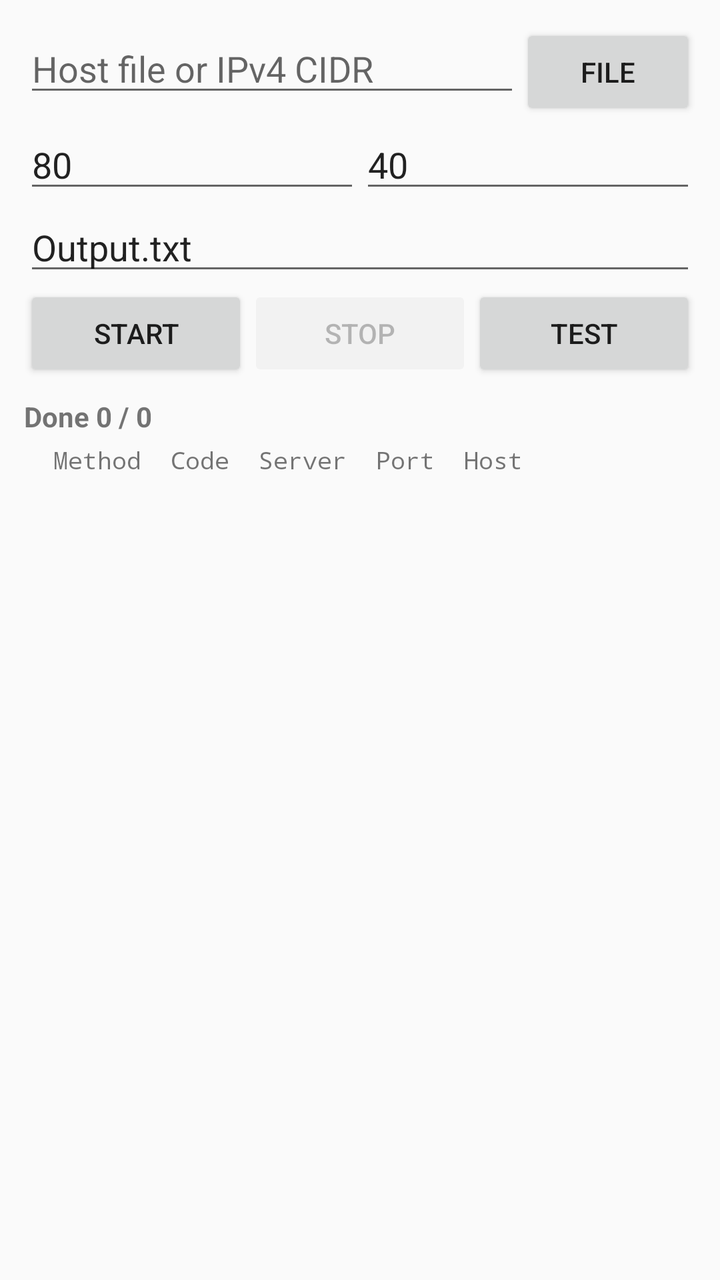
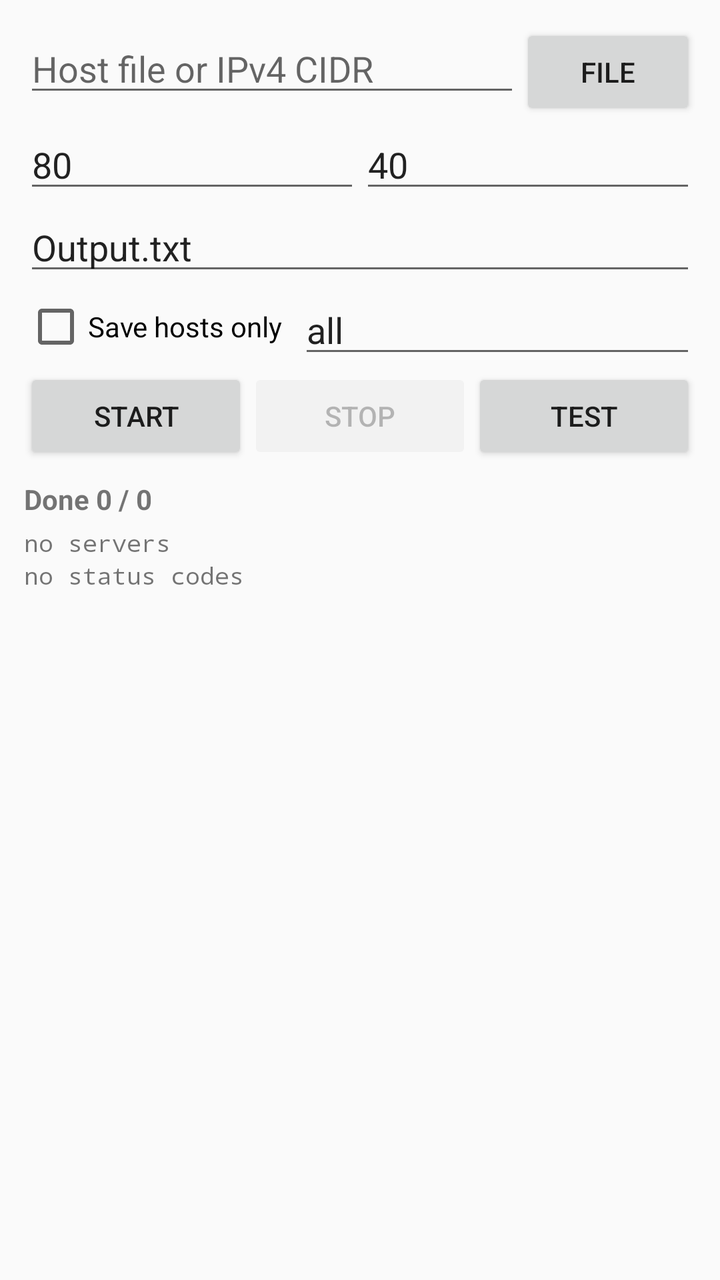

Before-and-after screenshots of an Android layout around one commit, followed by the original layout XML and the change that was made.
<!-- AndroidManifest.xml: application theme android:Theme.Material.Light.NoActionBar -->
<!-- res/layout/activity_main.xml -->
<?xml version="1.0" encoding="utf-8"?>
<LinearLayout xmlns:android="http://schemas.android.com/apk/res/android"
    android:layout_width="match_parent"
    android:layout_height="match_parent"
    android:orientation="vertical"
    android:padding="12dp">

    <LinearLayout
        android:layout_width="match_parent"
        android:layout_height="wrap_content"
        android:orientation="horizontal">
        <EditText
            android:id="@+id/inputText"
            android:layout_width="0dp"
            android:layout_height="wrap_content"
            android:layout_weight="1"
            android:hint="Host file or IPv4 CIDR"
            android:inputType="textUri"
            android:singleLine="true" />
        <Button
            android:id="@+id/chooseFile"
            android:layout_width="wrap_content"
            android:layout_height="wrap_content"
            android:text="File" />
    </LinearLayout>

    <LinearLayout
        android:layout_width="match_parent"
        android:layout_height="wrap_content"
        android:orientation="horizontal">
        <EditText
            android:id="@+id/ports"
            android:layout_width="0dp"
            android:layout_height="wrap_content"
            android:layout_weight="1"
            android:hint="Ports"
            android:text="80"
            android:inputType="text" />
        <EditText
            android:id="@+id/threads"
            android:layout_width="0dp"
            android:layout_height="wrap_content"
            android:layout_weight="1"
            android:hint="Threads"
            android:text="40"
            android:inputType="number" />
    </LinearLayout>

    <EditText
        android:id="@+id/outputName"
        android:layout_width="match_parent"
        android:layout_height="wrap_content"
        android:hint="Output name"
        android:text="Output.txt"
        android:inputType="text"
        android:singleLine="true" />

    <LinearLayout
        android:layout_width="match_parent"
        android:layout_height="wrap_content"
        android:orientation="horizontal">
        <Button
            android:id="@+id/start"
            android:layout_width="0dp"
            android:layout_height="wrap_content"
            android:layout_weight="1"
            android:text="Start" />
        <Button
            android:id="@+id/stop"
            android:layout_width="0dp"
            android:layout_height="wrap_content"
            android:layout_weight="1"
            android:enabled="false"
            android:text="Stop" />
        <Button
            android:id="@+id/test"
            android:layout_width="0dp"
            android:layout_height="wrap_content"
            android:layout_weight="1"
            android:text="Test" />
    </LinearLayout>

    <TextView
        android:id="@+id/progress"
        android:layout_width="match_parent"
        android:layout_height="wrap_content"
        android:paddingTop="8dp"
        android:text="Done 0 / 0"
        android:textStyle="bold" />

    <ScrollView
        android:layout_width="match_parent"
        android:layout_height="0dp"
        android:layout_weight="1"
        android:fillViewport="true"
        android:layout_marginTop="4dp">
        <TextView
            android:id="@+id/results"
            android:layout_width="match_parent"
            android:layout_height="wrap_content"
            android:fontFamily="monospace"
            android:text="  Method  Code  Server  Port  Host"
            android:textSize="12sp" />
    </ScrollView>
</LinearLayout>
<!-- resources referenced by this layout -->
<resources>

</resources>

<!-- the commit's change to res/layout/activity_main.xml (unified diff, before → after) -->
@@ -58,6 +58,28 @@
     <LinearLayout
         android:layout_width="match_parent"
         android:layout_height="wrap_content"
+        android:orientation="horizontal"
+        android:gravity="center_vertical">
+        <CheckBox
+            android:id="@+id/saveHostsOnly"
+            android:layout_width="wrap_content"
+            android:layout_height="wrap_content"
+            android:text="Save hosts only" />
+        <EditText
+            android:id="@+id/saveServer"
+            android:layout_width="0dp"
+            android:layout_height="wrap_content"
+            android:layout_weight="1"
+            android:layout_marginStart="8dp"
+            android:hint="Save only server (all)"
+            android:inputType="text"
+            android:singleLine="true"
+            android:text="all" />
+    </LinearLayout>
+
+    <LinearLayout
+        android:layout_width="match_parent"
+        android:layout_height="wrap_content"
         android:orientation="horizontal">
         <Button
             android:id="@+id/start"
@@ -88,18 +110,20 @@
         android:text="Done 0 / 0"
         android:textStyle="bold" />
 
-    <ScrollView
+    <TextView
+        android:id="@+id/serverSummary"
         android:layout_width="match_parent"
-        android:layout_height="0dp"
-        android:layout_weight="1"
-        android:fillViewport="true"
-        android:layout_marginTop="4dp">
-        <TextView
-            android:id="@+id/results"
-            android:layout_width="match_parent"
-            android:layout_height="wrap_content"
-            android:fontFamily="monospace"
-            android:text="  Method  Code  Server  Port  Host"
-            android:textSize="12sp" />
-    </ScrollView>
+        android:layout_height="wrap_content"
+        android:layout_marginTop="4dp"
+        android:fontFamily="monospace"
+        android:textSize="12sp"
+        android:text="no servers" />
+
+    <TextView
+        android:id="@+id/statusSummary"
+        android:layout_width="match_parent"
+        android:layout_height="wrap_content"
+        android:fontFamily="monospace"
+        android:textSize="12sp"
+        android:text="no status codes" />
 </LinearLayout>
